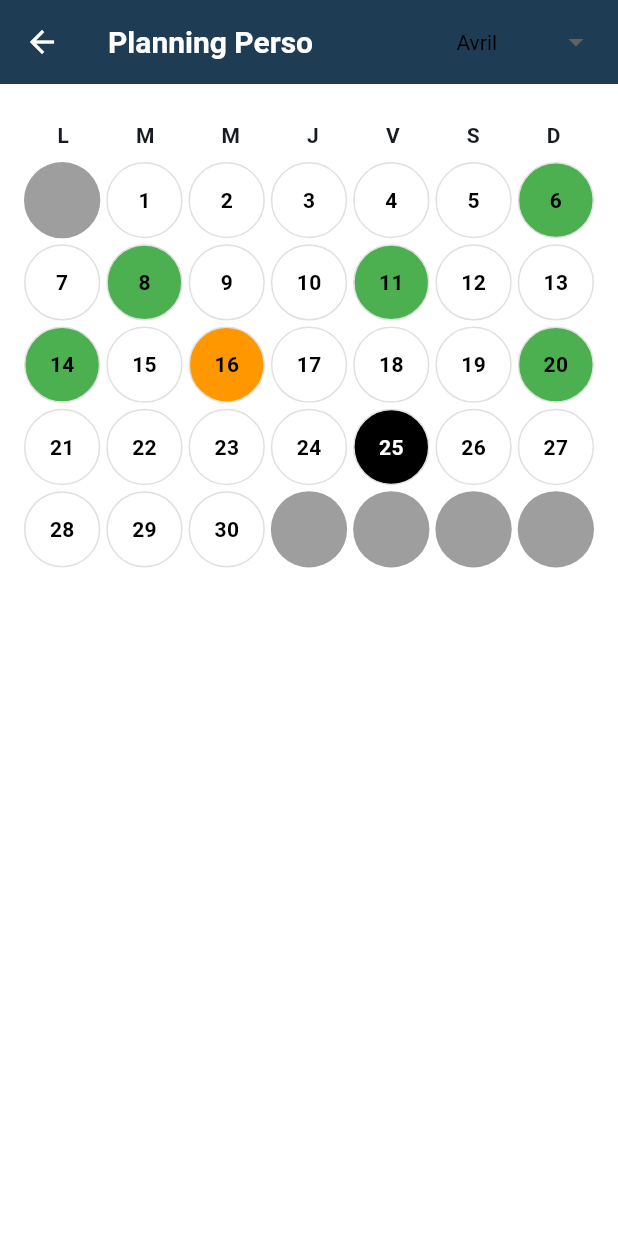
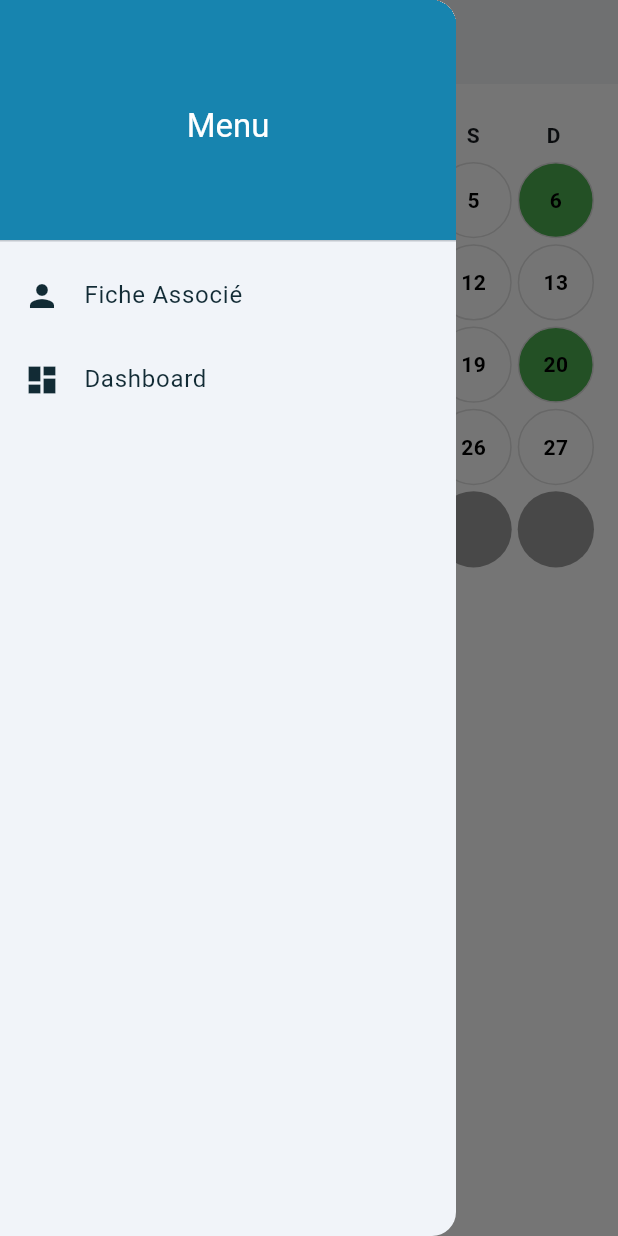
Before and after one commit to p3t1tpa1n/oxo, a Flutter app: the CalendarPage screen opened by its route, with the side drawer open (before the commit the screen has no drawer), on a phone screen of 412 x 824 dp. Run offline on Flutter 3.47's test engine with Material 3 defaults, Android fonts, the phone set to English and light mode, and no system bars; our stand-ins replace flutter_dotenv, supabase_flutter, table_calendar; missing offline and left inert: encrypt, window_manager; accounts and stored records are empty.

```diff
--- a/lib/pages/partner/actions_page.dart
+++ b/lib/pages/partner/actions_page.dart
@@ -10,9 +10,11 @@ class ActionsPage extends StatelessWidget {
   @override
   Widget build(BuildContext context) {
     return Scaffold(
-      appBar: AppBar(
-        title: const Text('Actions Page'),
+      appBar: CustomAppBar(
+        title: 'Actions',
+        showBackButton: true,
       ),
+      drawer: AppDrawer(),
       body: Center(
         child: Text('Actions Page'),
       ),
--- a/lib/pages/shared/calendar_page.dart
+++ b/lib/pages/shared/calendar_page.dart
@@ -45,39 +45,11 @@ class _CalendarPageState extends State<CalendarPage> {
     List<int> nextMonthDays = List.generate(7 - lastWeekday, (index) => 0);
 
     return Scaffold(
-      appBar: AppBar(
-        title: const Text("Planning Perso"),
-        leading: IconButton(
-          icon: const Icon(Icons.arrow_back),
-          onPressed: () {
-            Navigator.pop(context);
-          },
-        ),
-        actions: [
-          Padding(
-            padding: const EdgeInsets.symmetric(horizontal: 16),
-            child: DropdownButton<String>(
-              value: months[(selectedMonth - 1).clamp(0, months.length - 1)], // ✅ Correction pour éviter les erreurs
-              onChanged: (String? newValue) {
-                if (newValue != null) {
-                  setState(() {
-                    selectedMonth = months.indexOf(newValue) + 1;
-                  });
-                }
-              },
-              dropdownColor: Colors.white,
-              style: const TextStyle(color: Colors.black),
-              underline: Container(),
-              items: months.map((String month) {
-                return DropdownMenuItem<String>(
-                  value: month,
-                  child: Text(month),
-                );
-              }).toList(),
-            ),
-          ),
-        ],
+      appBar: CustomAppBar(
+        title: 'Planning Perso',
+        showBackButton: true,
       ),
+      drawer: AppDrawer(),
       body: Padding(
         padding: const EdgeInsets.all(16.0),
         child: Column(
--- a/lib/pages/shared/planning_page.dart
+++ b/lib/pages/shared/planning_page.dart
@@ -5,6 +5,7 @@ import '../../services/supabase_service.dart';
 import '../../widgets/custom_app_bar.dart';
 import '../../widgets/app_drawer.dart';
 import '../../widgets/calendar_widget.dart';
+import '../../services/auth_middleware.dart';
 
 class PlanningPage extends StatefulWidget {
   const PlanningPage({super.key});
@@ -168,9 +169,10 @@ class _PlanningPageState extends State<PlanningPage> {
 
     return Scaffold(
       appBar: CustomAppBar(
+        title: 'Planning',
         showBackButton: true,
-        title: 'Planning - $currentMonth',
       ),
+      drawer: AppDrawer(),
       body: SafeArea(
         child: Column(
           children: [
```
Also changed, not shown: lib/services/auth_middleware.dart (+30 -1 lines), lib/widgets/custom_app_bar.dart (+3 -17 lines).
